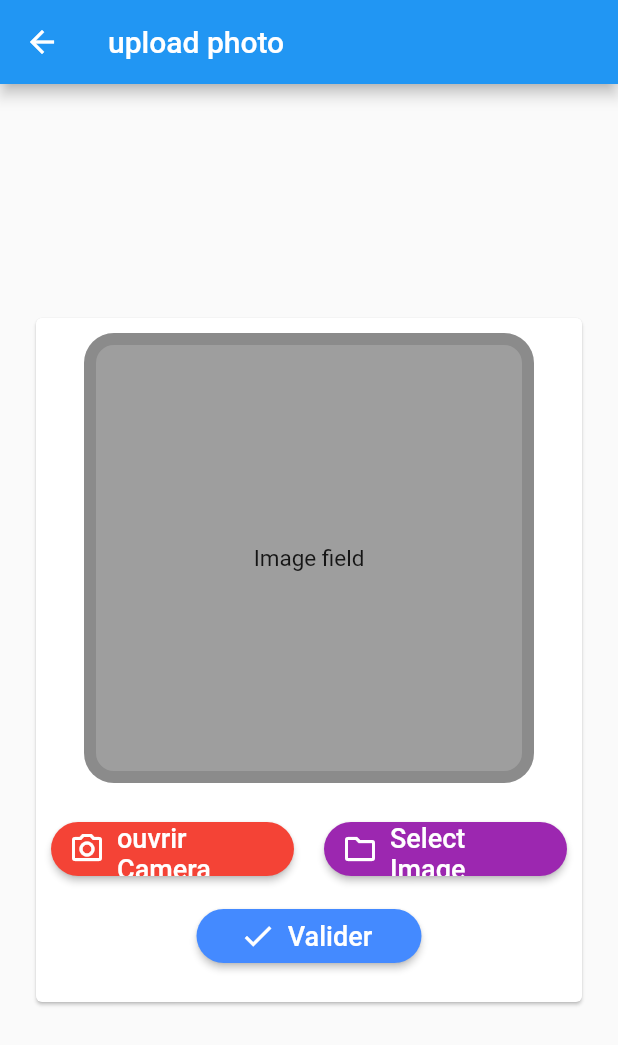
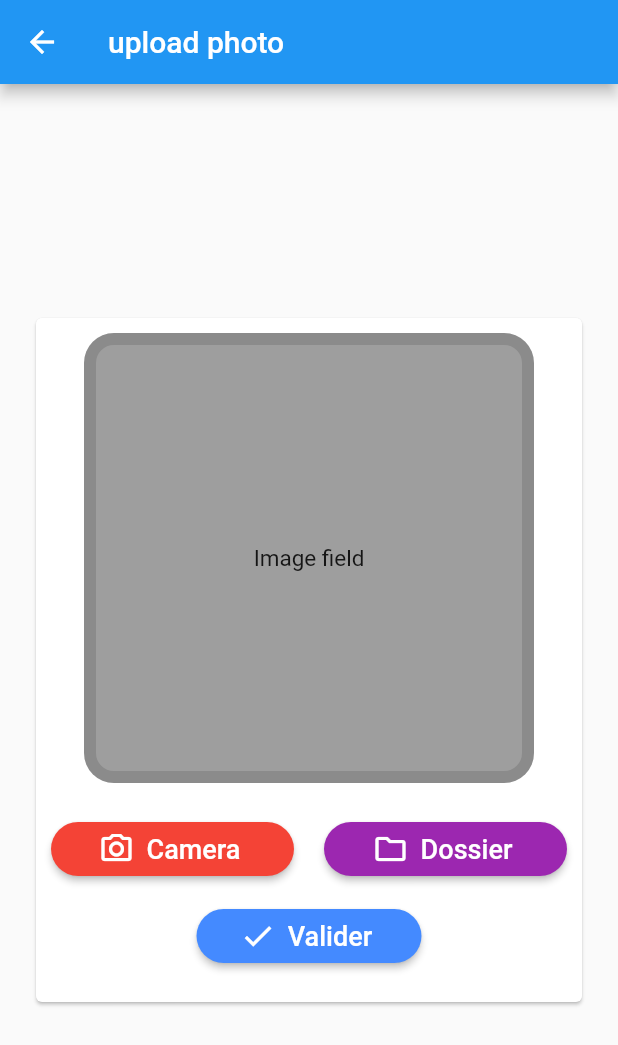
Before and after one commit to henibenamara/restau, a Flutter app: the uploadphotoArticle screen opened directly, on a phone screen of 412 x 824 dp. Shown: the top 1045 px of the screen. Run offline on Flutter 3.47's test engine with Material 2 defaults, Android fonts, the phone set to English and light mode, and no system bars; our stand-ins replace email_validator, image_picker, introduction_screen; network calls fail.

Commit message:
update n3

```diff
--- a/lib/views/addimagearticle.dart
+++ b/lib/views/addimagearticle.dart
@@ -82,7 +82,7 @@ class _uploadphotoArticle extends State<uploadphotoArticle> {
                                 icon: const Icon(Icons.camera_alt_outlined),
                                 onPressed: () =>
                                     getImage(source: ImageSource.camera),
-                                label: const Text('ouvrir Camera',
+                                label: const Text('Camera',
                                     style: TextStyle(fontSize: 18))),
                           ),
                           const SizedBox(
@@ -101,7 +101,7 @@ class _uploadphotoArticle extends State<uploadphotoArticle> {
                                 icon: const Icon(Icons.folder_outlined),
                                 onPressed: () =>
                                     getImage(source: ImageSource.gallery),
-                                label: const Text('Select Image',
+                                label: const Text('Dossier',
                                     style: TextStyle(fontSize: 18))),
                           )
                         ],
```
